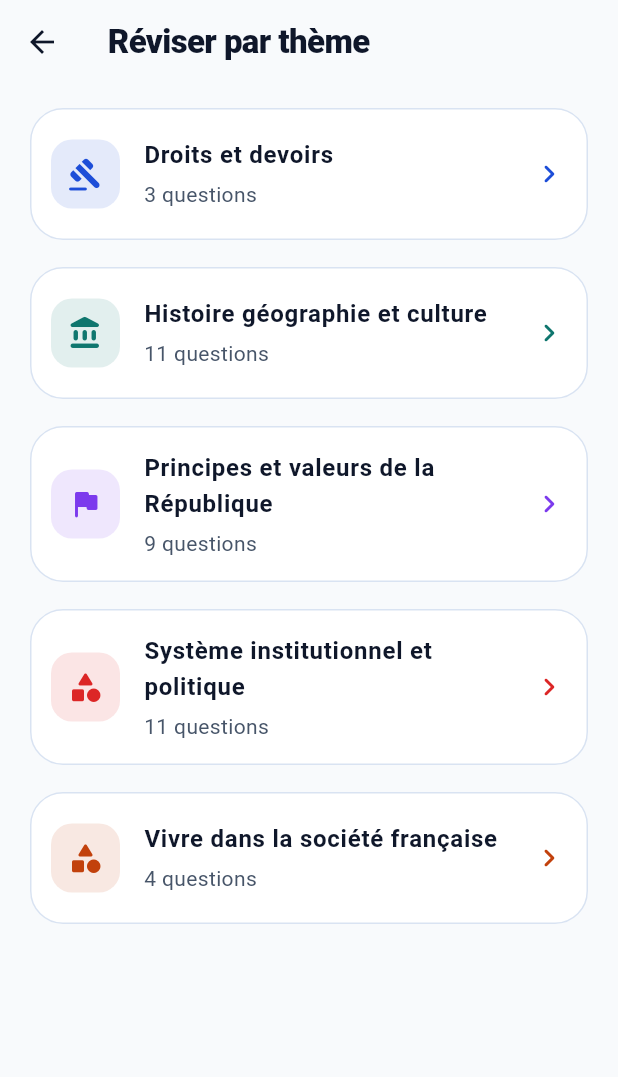
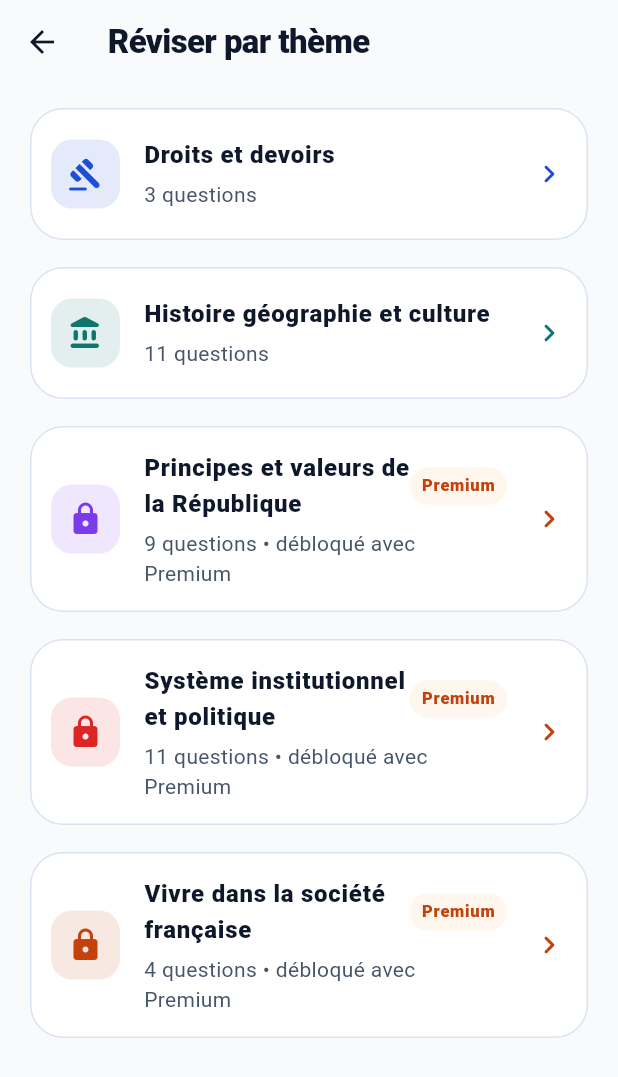
Before and after one commit to anaslamaizi/Examen-Civique, a Flutter app: the ThemeSelectionScreen screen opened directly, on a phone screen of 412 x 824 dp. Shown: the top 1077 px of the screen. Run offline on Flutter 3.47's test engine with Material 3 defaults, Android fonts, the phone set to English and light mode, and no system bars; our stand-ins replace shared_preferences; accounts and stored records are empty.

Commit message:
feat: lock premium quiz themes on android

```diff
--- a/lib/features/theme_selection/theme_selection_screen.dart
+++ b/lib/features/theme_selection/theme_selection_screen.dart
@@ -3,6 +3,7 @@ import 'package:provider/provider.dart';
 
 import '../../app/app_state.dart';
 import '../../models/quiz_models.dart';
+import '../premium/paywall_screen.dart';
 import '../quiz/quiz_screen.dart';
 
 class ThemeSelectionScreen extends StatelessWidget {
@@ -11,7 +12,7 @@ class ThemeSelectionScreen extends StatelessWidget {
   @override
   Widget build(BuildContext context) {
     final state = context.watch<AppState>();
-    final sections = state.allQuestions.map((q) => q.section).toSet().toList()..sort();
+    final sections = state.sections;
 
     return Scaffold(
       appBar: AppBar(title: const Text('Réviser par thème')),
@@ -24,6 +25,7 @@ class ThemeSelectionScreen extends StatelessWidget {
           final count = state.allQuestions.where((q) => q.section == section).length;
           final icon = _iconForSection(section);
           final tint = _colorForIndex(index);
+          final locked = !state.isPremium && state.isPremiumSection(section);
 
           return Card(
             child: ListTile(
@@ -35,25 +37,47 @@ class ThemeSelectionScreen extends StatelessWidget {
                   color: tint.withValues(alpha: 0.12),
                   borderRadius: BorderRadius.circular(14),
                 ),
-                child: Icon(icon, color: tint),
+                child: Icon(locked ? Icons.lock_rounded : icon, color: tint),
               ),
-              title: Text(
-                section,
-                style: const TextStyle(
-                  fontWeight: FontWeight.w700,
-                  color: Color(0xFF0F172A),
-                ),
+              title: Row(
+                children: [
+                  Expanded(
+                    child: Text(
+                      section,
+                      style: const TextStyle(
+                        fontWeight: FontWeight.w800,
+                        color: Color(0xFF0F172A),
+                      ),
+                    ),
+                  ),
+                  if (locked)
+                    Container(
+                      padding: const EdgeInsets.symmetric(horizontal: 8, vertical: 4),
+                      decoration: BoxDecoration(
+                        color: const Color(0xFFFFF7ED),
+                        borderRadius: BorderRadius.circular(999),
+                      ),
+                      child: const Text(
+                        'Premium',
+                        style: TextStyle(fontSize: 11, fontWeight: FontWeight.w900, color: Color(0xFFC2410C)),
+                      ),
+                    ),
+                ],
               ),
               subtitle: Padding(
                 padding: const EdgeInsets.only(top: 4),
                 child: Text(
-                  '$count questions',
+                  locked ? '$count questions • débloqué avec Premium' : '$count questions',
                   style: const TextStyle(color: Color(0xFF475569)),
                 ),
               ),
-              trailing: Icon(Icons.chevron_right_rounded, color: tint),
+              trailing: Icon(Icons.chevron_right_rounded, color: locked ? const Color(0xFFC2410C) : tint),
               onTap: () {
-                state.startQuiz(section: section, mode: QuizMode.instant);
+                final started = context.read<AppState>().startQuiz(section: section, mode: QuizMode.instant);
+                if (!started) {
+                  Navigator.push(context, MaterialPageRoute(builder: (_) => const PaywallScreen()));
+                  return;
+                }
                 Navigator.push(context, MaterialPageRoute(builder: (_) => const QuizScreen()));
               },
             ),
```
